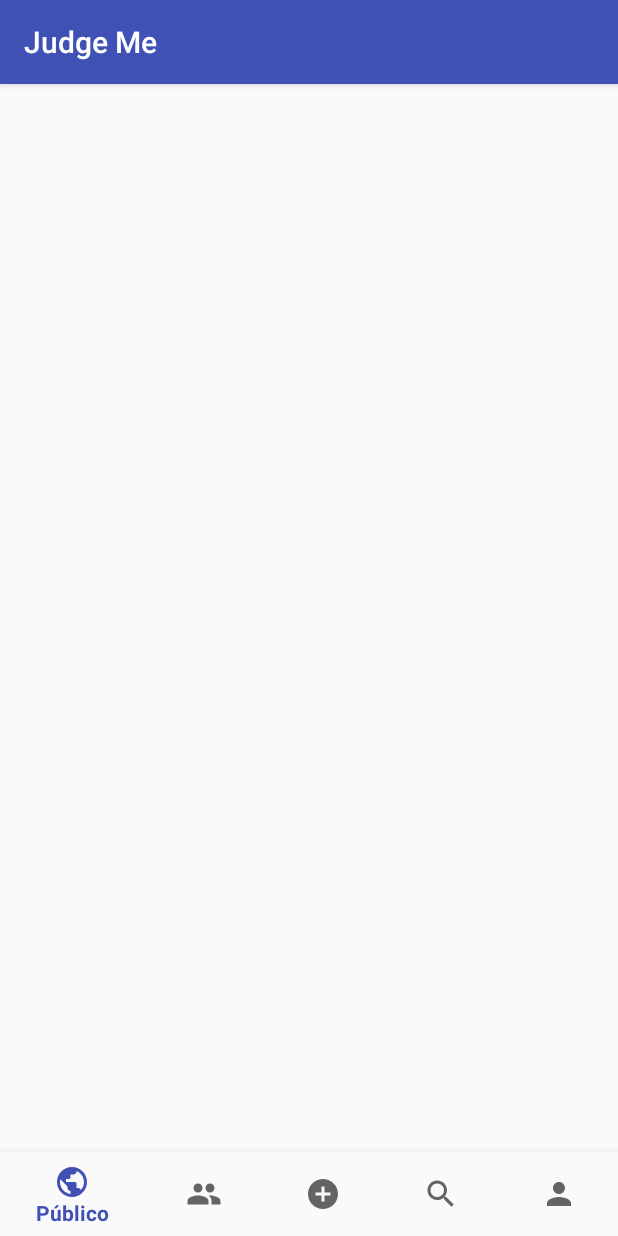
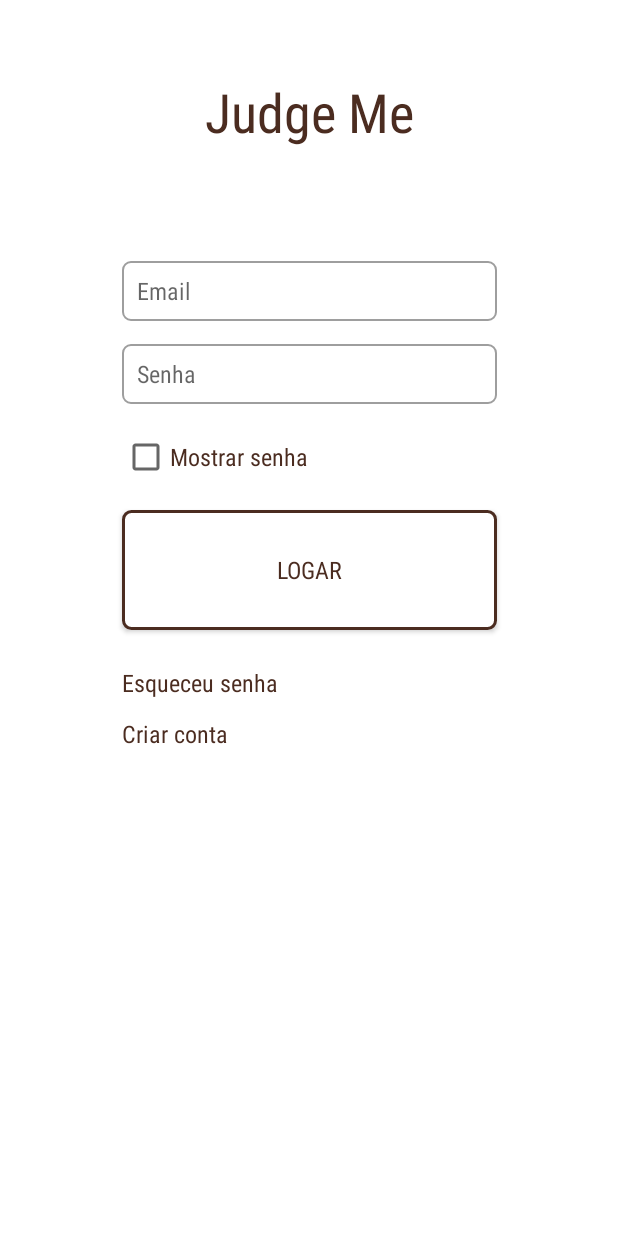
Before and after one commit to 4rthurS4ant0s/JudgeMe-Official, an Android app: the screen it shows after launch (LoginActivity), on a phone screen of 412 x 824 dp. Run offline under Robolectric (Android 15) with nearby library versions, the light colour scheme and no system bars.

Commit message:
Design da activity Login concluído.

```diff
--- a/app/build.gradle
+++ b/app/build.gradle
@@ -9,7 +9,7 @@ android {
         versionCode 1
         versionName "1.0"
         testInstrumentationRunner "android.support.test.runner.AndroidJUnitRunner"
-        vectorDrawables.useSupportLibrary= true
+        vectorDrawables.useSupportLibrary = true
     }
     buildTypes {
         release {
--- a/app/src/main/AndroidManifest.xml
+++ b/app/src/main/AndroidManifest.xml
@@ -10,7 +10,7 @@
         android:supportsRtl="true"
         android:theme="@style/AppTheme">
         <activity
-            android:name=".MainActivity"
+            android:name=".LoginActivity"
             android:label="@string/app_name">
             <intent-filter>
                 <action android:name="android.intent.action.MAIN" />
@@ -18,6 +18,7 @@
                 <category android:name="android.intent.category.LAUNCHER" />
             </intent-filter>
         </activity>
+        <activity android:name=".MainActivity"></activity>
     </application>
 
 </manifest>
--- /dev/null
+++ b/app/src/main/java/comj/example/android/judgeme_androidapp/LoginActivity.java
@@ -0,0 +1,20 @@
+package comj.example.android.judgeme_androidapp;
+
+import android.app.Activity;
+import android.support.v7.app.AppCompatActivity;
+import android.os.Bundle;
+import android.view.View;
+
+import java.nio.channels.AcceptPendingException;
+
+public class LoginActivity extends Activity {
+
+    @Override
+    protected void onCreate(Bundle savedInstanceState) {
+        super.onCreate(savedInstanceState);
+        setContentView(R.layout.activity_login);
+
+
+
+    }
+}
--- /dev/null
+++ b/app/src/main/res/drawable/button.xml
@@ -0,0 +1,22 @@
+<?xml version="1.0" encoding="utf-8" ?>
+
+<shape xmlns:android="http://schemas.android.com/apk/res/android"
+
+    android:thickness="0dp"
+
+    android:shape="rectangle"    >
+    <stroke android:width="2dp"
+
+        android:color="@color/colorPrimaryDark"/>
+    <corners android:radius="5dp" />
+    <gradient
+
+        android:startColor="@color/background"
+
+        android:endColor="@color/background"
+
+        android:type="linear"
+
+        android:angle="270"
+        />
+</shape>
--- /dev/null
+++ b/app/src/main/res/drawable/edit_text.xml
@@ -0,0 +1,22 @@
+<?xml version="1.0" encoding="utf-8" ?>
+
+<shape xmlns:android="http://schemas.android.com/apk/res/android"
+
+    android:thickness="0dp"
+
+    android:shape="rectangle"    >
+    <stroke android:width="1dp"
+
+        android:color="@color/hintColor"/>
+    <corners android:radius="5dp" />
+    <gradient
+
+        android:startColor="@color/background"
+
+        android:endColor="@color/background"
+
+        android:type="linear"
+
+        android:angle="270"
+        />
+</shape>
--- /dev/null
+++ b/app/src/main/res/layout/activity_login.xml
@@ -0,0 +1,134 @@
+<?xml version="1.0" encoding="utf-8"?>
+<android.support.constraint.ConstraintLayout xmlns:android="http://schemas.android.com/apk/res/android"
+    xmlns:app="http://schemas.android.com/apk/res-auto"
+    xmlns:tools="http://schemas.android.com/tools"
+    android:layout_width="match_parent"
+    android:layout_height="match_parent"
+    tools:context="comj.example.android.judgeme_androidapp.LoginActivity"
+
+    android:background="@color/background">
+
+    <TextView
+        android:id="@+id/textViewLoginJudgeMe"
+
+        android:layout_width="wrap_content"
+        android:layout_height="wrap_content"
+
+        android:fontFamily="sans-serif-condensed"
+        android:text="@string/app_name"
+        android:textSize="36dp"
+        android:textStyle="normal"
+        android:textColor="@color/colorPrimaryDark"
+
+        android:layout_marginTop="50dp"
+        android:layout_marginHorizontal="25dp"
+
+        app:layout_constraintTop_toTopOf="parent"
+        app:layout_constraintEnd_toEndOf="parent"
+        app:layout_constraintStart_toStartOf="parent"/>
+
+    <EditText
+        android:id="@+id/editTextLoginEmail"
+
+        android:layout_width="250dp"
+        android:layout_height="40dp"
+        android:background="@drawable/edit_text"
+        android:paddingHorizontal="10dp"
+
+        android:fontFamily="sans-serif-condensed"
+        android:hint="@string/hint_email"
+        android:inputType="textEmailAddress"
+        android:textSize="16dp"
+
+        app:layout_constraintEnd_toEndOf="parent"
+        app:layout_constraintStart_toStartOf="parent"
+        app:layout_constraintTop_toBottomOf="@id/textViewLoginJudgeMe"
+        android:layout_marginTop="75dp"
+        />
+
+    <EditText
+        android:id="@+id/editTextLoginSenha"
+
+        android:layout_width="250dp"
+        android:layout_height="40dp"
+        android:background="@drawable/edit_text"
+        android:paddingHorizontal="10dp"
+
+        android:fontFamily="sans-serif-condensed"
+        android:hint="@string/hint_senha"
+        android:inputType="textEmailAddress"
+        android:textSize="16dp"
+
+        app:layout_constraintEnd_toEndOf="parent"
+        app:layout_constraintStart_toStartOf="parent"
+        app:layout_constraintTop_toBottomOf="@id/editTextLoginEmail"
+        android:layout_marginTop="15dp"/>
+
+    <CheckBox
+        android:id="@+id/checkBoxLoginMostarSenha"
+
+        android:layout_width="250dp"
+        android:layout_height="40dp"
+
+        android:fontFamily="sans-serif-condensed"
+        android:textSize="16dp"
+        android:textColor="@color/colorPrimaryDark"
+        android:text="@string/hint_mostrar_senha"
+
+        app:layout_constraintEnd_toEndOf="parent"
+        app:layout_constraintStart_toStartOf="parent"
+        app:layout_constraintTop_toBottomOf="@id/editTextLoginSenha"
+        android:layout_marginTop="15dp"/>
+
+    <Button
+        android:id="@+id/buttomLogin"
+
+        android:layout_width="250dp"
+        android:layout_height="80dp"
+
+        android:layout_marginTop="15dp"
+        android:background="@drawable/button"
+        android:elevation="0dp"
+        android:fontFamily="sans-serif-condensed"
+        android:text="@string/hint_buttom"
+        android:textAlignment="center"
+
+        android:textColor="@color/colorPrimaryDark"
+        android:textSize="16dp"
+        app:layout_constraintEnd_toEndOf="parent"
+        app:layout_constraintStart_toStartOf="parent"
+        app:layout_constraintTop_toBottomOf="@id/checkBoxLoginMostarSenha" />
+
+    <TextView
+        android:id="@+id/textViewLoginEsqueceuSenha"
+
+        android:layout_width="250dp"
+        android:layout_height="wrap_content"
+
+        android:layout_marginTop="24dp"
+        android:fontFamily="sans-serif-condensed"
+        android:text="@string/hint_esqueceu_senha"
+        android:textColor="@color/colorPrimaryDark"
+        android:textSize="16dp"
+
+        app:layout_constraintEnd_toEndOf="parent"
+        app:layout_constraintStart_toStartOf="parent"
+        app:layout_constraintTop_toBottomOf="@id/buttomLogin" />
+
+    <TextView
+        android:id="@+id/textViewLoginCriarConta"
+
+        android:layout_width="250dp"
+        android:layout_height="wrap_content"
+
+        android:layout_marginTop="12dp"
+        android:fontFamily="sans-serif-condensed"
+        android:text="@string/hint_criar_conta"
+        android:textColor="@color/colorPrimaryDark"
+        android:textSize="16dp"
+
+        app:layout_constraintEnd_toEndOf="parent"
+        app:layout_constraintStart_toStartOf="parent"
+        app:layout_constraintTop_toBottomOf="@id/textViewLoginEsqueceuSenha" />
+
+</android.support.constraint.ConstraintLayout>
--- a/app/src/main/res/layout/activity_main.xml
+++ b/app/src/main/res/layout/activity_main.xml
@@ -5,7 +5,9 @@
     android:id="@+id/container"
     android:layout_width="match_parent"
     android:layout_height="match_parent"
-    tools:context="comj.example.android.judgeme_androidapp.MainActivity">
+    tools:context="comj.example.android.judgeme_androidapp.MainActivity"
+
+    android:background="@color/background">
 
     <android.support.design.widget.BottomNavigationView
         android:id="@+id/navigation"
--- a/app/src/main/res/values/colors.xml
+++ b/app/src/main/res/values/colors.xml
@@ -1,6 +1,15 @@
 <?xml version="1.0" encoding="utf-8"?>
 <resources>
-    <color name="colorPrimary">#3F51B5</color>
-    <color name="colorPrimaryDark">#303F9F</color>
-    <color name="colorAccent">#FF4081</color>
+
+    <color name="colorPrimary">#795548</color>
+    <color name="primaryLightColor">#a98274</color>
+    <color name="colorPrimaryDark">#4b2c20</color>
+    <color name="colorAccent">#fb8c00</color>
+    <color name="secondaryLightColor">#ffbd45</color>
+    <color name="secondaryDarkColor">#c25e00</color>
+    <color name="primaryTextColor">#fafafa</color>
+    <color name="secondaryTextColor">#fafafa</color>
+    <color name="background">#ffffff</color>
+    <color name="hintColor">#9e9e9e</color>
+
 </resources>
--- a/app/src/main/res/values/strings.xml
+++ b/app/src/main/res/values/strings.xml
@@ -1,10 +1,20 @@
 <resources>
+
     <string name="app_name">Judge Me</string>
 
+    #MAIN ACTIVITY#
     <string name="title_publico">Público</string>
     <string name="title_amigos">Amigos</string>
     <string name="title_adiciona">Adicionar</string>
     <string name="title_pesquisa">Pesquisar</string>
     <string name="title_perfil">Perfil</string>
 
+    #LOGIN ACTIVITY#
+    <string name="hint_email">Email</string>
+    <string name="hint_senha">Senha</string>
+    <string name="hint_mostrar_senha">Mostrar senha</string>
+    <string name="hint_buttom">LOGAR</string>
+    <string name="hint_esqueceu_senha">Esqueceu senha</string>
+    <string name="hint_criar_conta">Criar conta</string>
+
 </resources>
```
